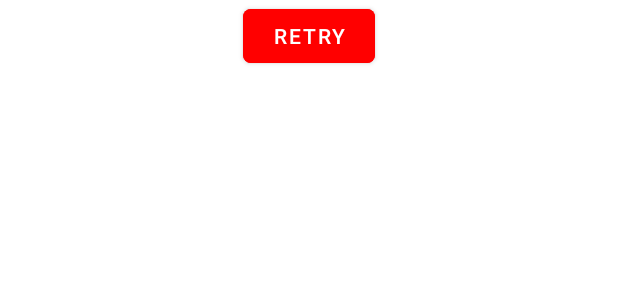
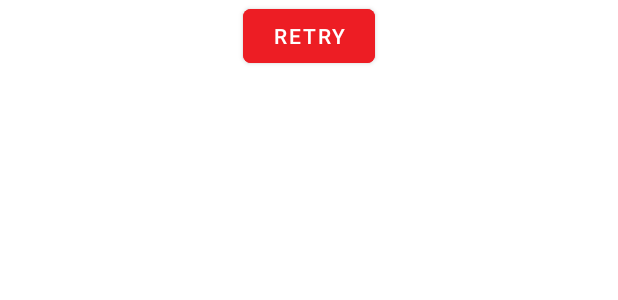
Before and after one commit to ZiadAbtar/Marvel-MDI, an Android app: the layout item_retry.xml on its own in the app's theme, with its tools: preview values and no code run, on a phone screen of 412 x 824 dp. Shown: the top 300 px of the screen. Run offline under Robolectric (Android 15) with nearby library versions, the phone set to English and light mode, and no system bars; network calls fail.

Commit message:
changing color scheme to be consistent with Marvel

```diff
--- a/app/src/main/res/layout/item_retry.xml
+++ b/app/src/main/res/layout/item_retry.xml
@@ -8,7 +8,7 @@
         android:id="@+id/btn_retry"
         android:layout_width="wrap_content"
         android:layout_height="wrap_content"
-        android:backgroundTint="@color/red"
+        android:backgroundTint="@color/red_marvel"
         android:text="@string/retry"
         android:textColor="@color/white"
         app:cornerRadius="5dp"
--- a/app/src/main/res/values/colors.xml
+++ b/app/src/main/res/values/colors.xml
@@ -1,13 +1,13 @@
 <?xml version="1.0" encoding="utf-8"?>
 <resources>
-    <color name="purple_200">#FFBB86FC</color>
-    <color name="purple_500">#FF6200EE</color>
-    <color name="purple_700">#FF3700B3</color>
+    <color name="purple_200">#00991f</color>
+    <color name="purple_500">#3268bd</color>
+    <color name="purple_700">#a50000</color>
     <color name="teal_200">#FF03DAC5</color>
     <color name="teal_700">#FF018786</color>
     <color name="black">#FF000000</color>
     <color name="white">#FFFFFFFF</color>
     <color name="transparent">#00000000</color>
     <color name="grey">#ff555555</color>
-    <color name="red">#ff0000</color>
+    <color name="red_marvel">#ed1d24</color>
 </resources>
```
